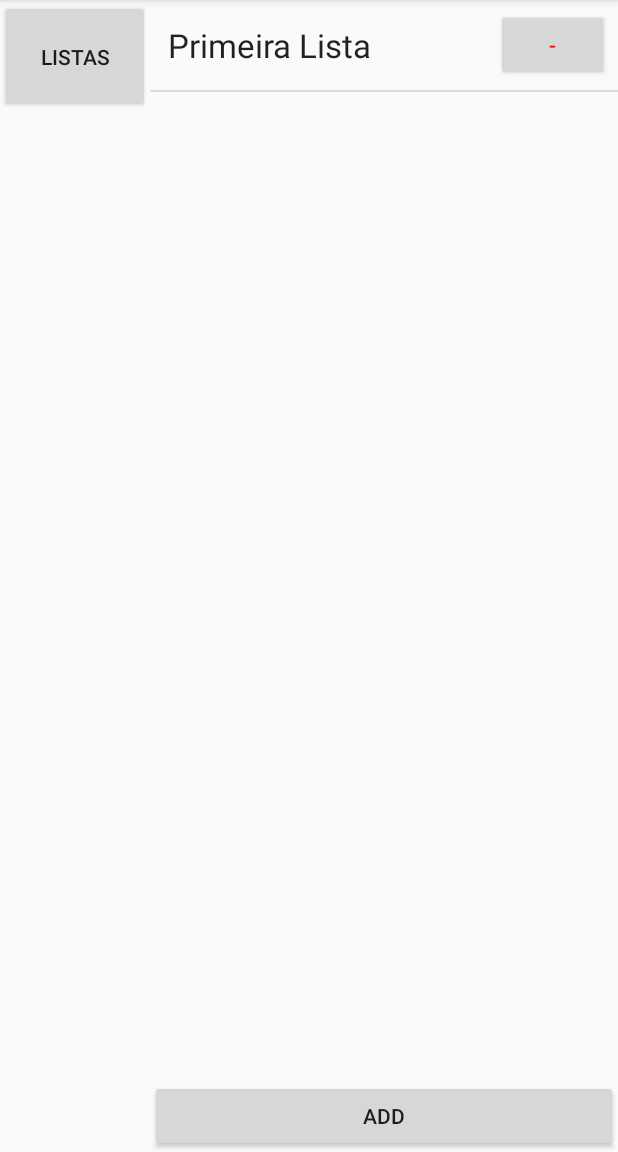
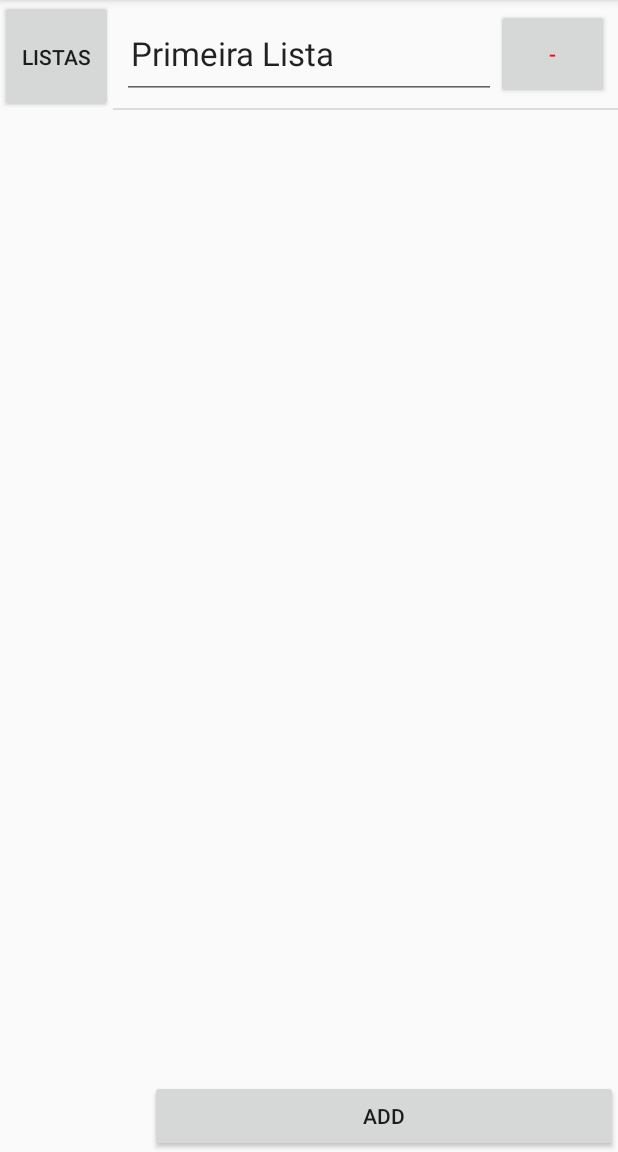
Before and after one commit to FlavioAirjan/ListaDeCompras, an Android app: the screen it shows after launch (MainActivity), on a phone screen of 412 x 824 dp, the part 84-1236 px from its top. Run offline under Robolectric (Android 15) with nearby library versions, the phone set to English and light mode, and no system bars.

Commit message:
Alterada forma de entrada de texto para o nome da lista e itens e das quantidades

```diff
--- a/app/src/main/AndroidManifest.xml
+++ b/app/src/main/AndroidManifest.xml
@@ -8,14 +8,16 @@
         android:label="@string/app_name"
         android:supportsRtl="true"
         android:theme="@style/AppTheme">
-        <activity android:name=".MainActivity">
+        <activity android:name=".MainActivity"
+            android:windowSoftInputMode="adjustPan">
             <intent-filter>
                 <action android:name="android.intent.action.MAIN" />
 
                 <category android:name="android.intent.category.LAUNCHER" />
             </intent-filter>
         </activity>
-        <activity android:name=".ListActivity">
+        <activity android:name=".ListActivity"
+            android:windowSoftInputMode="adjustPan">
             <intent-filter>
                 <action android:name="android.intent.action.listItens" />
                 <category android:name="android.intent.category.DEFAULT" />
--- a/app/src/main/java/com/listadecompras/listadecompras/CustomAdapterListaListas.java
+++ b/app/src/main/java/com/listadecompras/listadecompras/CustomAdapterListaListas.java
@@ -7,9 +7,11 @@ import android.content.Intent;
 import android.os.Handler;
 import android.text.InputType;
 import android.view.ContextThemeWrapper;
+import android.view.KeyEvent;
 import android.view.LayoutInflater;
 import android.view.View;
 import android.view.ViewGroup;
+import android.view.inputmethod.EditorInfo;
 import android.view.inputmethod.InputMethodManager;
 import android.widget.BaseAdapter;
 import android.widget.Button;
@@ -97,20 +99,20 @@ public class CustomAdapterListaListas extends BaseAdapter {
 
     public class Holder
     {
-        TextView name;
+        EditText name;
         Button menos;
     }
     @Override
-    public View getView(final int position, View convertView, ViewGroup parent) {
+    public View getView(final int position, final View convertView, ViewGroup parent) {
         // TODO Auto-generated method stub
         final Holder holder=new Holder();
-        View rowView;
+        final View rowView;
         rowView = inflater.inflate(R.layout.list_item_last_posts, null);
 
-        holder.name=(TextView) rowView.findViewById(R.id.nome_lista);
+        holder.name=(EditText) rowView.findViewById(R.id.nome_lista);
         holder.name.setText(pastaListas.getListaListas().get(position).getNome());
-        //holder.name.setFocusable(false);
-        //holder.name.setClickable(true);
+        holder.name.setFocusableInTouchMode(false);
+        holder.name.setClickable(true);
 
         holder.menos=(Button) rowView.findViewById(R.id.btn_menos_lista);
 
@@ -127,17 +129,59 @@ public class CustomAdapterListaListas extends BaseAdapter {
 
 
         rowView.findViewById(R.id.nome_lista).setOnLongClickListener(new View.OnLongClickListener(){
+
             public boolean onLongClick(View arg0) {
-                makeDialog(position);
+                //makeDialog(position);
+                //holder.name.findViewById(R.id.nome_lista).setFocusable(true);
+                //holder.name.findViewById(R.id.nome_lista).setClickable(false);
+                holder.name.setFocusableInTouchMode(true);
+                InputMethodManager imm = (InputMethodManager) context.getSystemService(Context.INPUT_METHOD_SERVICE);
+                imm.toggleSoftInput(InputMethodManager.SHOW_FORCED,0);
+                //holder.name.setPressed(true);
+                //holder.name.findViewById(R.id.nome_lista).setPressed(true);
+               // holder.name.findViewById(R.id.nome_lista).isInEditMode();
+
                 return true;
             }
         });
+
+
+        ((EditText) rowView.findViewById(R.id.nome_lista)).setOnEditorActionListener(
+                new EditText.OnEditorActionListener() {
+
+                    @Override
+                    public boolean onEditorAction(TextView v, int actionId, KeyEvent event) {
+                        if (actionId == EditorInfo.IME_ACTION_DONE || actionId == EditorInfo.IME_ACTION_NEXT) {
+
+                            // the user is done typing.
+                            pastaListas.getListaListas().get(position).setNome(v.getEditableText().toString());
+                            listActivity.notifyData();
+                            holder.name.setFocusableInTouchMode(false);
+                            InputMethodManager imm = (InputMethodManager) context.getSystemService(Context.INPUT_METHOD_SERVICE);
+                            imm.hideSoftInputFromWindow(rowView.getWindowToken(),0);
+                            //holder.name.findViewById(R.id.nome_lista).setClickable(true);
+                            return true; // consume.
+
+
+                        }
+                        return false;
+
+                    }
+                });
+
+
+
         rowView.findViewById(R.id.nome_lista).setOnClickListener(new View.OnClickListener() {
             @Override
             public void onClick(View v) {
                 //String item = pastaListas.getListaListas().get(position).getNome();//getListItens("NOVA").getListaItens().get(position).getNome();
                 //Toast.makeText(context, item, Toast.LENGTH_LONG).show();
-                listActivity.startActivity(position);
+                //holder.name.findViewById(R.id.nome_lista).setFocusable(true);
+                if(holder.name.isFocusableInTouchMode()) {
+
+                }else{
+                    listActivity.startActivity(position);
+                }
             }
         });
         /*click = 0;
--- a/app/src/main/res/layout/activity_main.xml
+++ b/app/src/main/res/layout/activity_main.xml
@@ -11,7 +11,7 @@ android:id = "@+id/container">
     android:id="@+id/list_last_posts"
     android:layout_width="match_parent"
     android:layout_height="460dp"
-        android:layout_marginLeft="100dp"></ListView>
+        android:layout_marginLeft="75dp"></ListView>
 
     <Button
         android:id="@+id/add_list_button"
@@ -24,7 +24,7 @@ android:id = "@+id/container">
 
     <Button
         android:id="@+id/menu_inicial"
-        android:layout_width="100dp"
+        android:layout_width="75dp"
         android:layout_height="75dp"
         android:text="Listas"
         android:layout_gravity="left|top"
--- a/app/src/main/res/layout/list_item_last_posts.xml
+++ b/app/src/main/res/layout/list_item_last_posts.xml
@@ -6,10 +6,10 @@
     android:padding="6dp" >
 
 
-    <TextView
+    <EditText
         android:id="@+id/nome_lista"
-        android:layout_width="0dp"
-        android:layout_height="wrap_content"
+        android:layout_width="60dp"
+        android:layout_height="60dp"
         android:layout_gravity="center_vertical"
         android:layout_weight="1.73"
         android:ellipsize="end"
@@ -22,7 +22,7 @@
     <Button
         android:id="@+id/btn_menos_lista"
         android:layout_width="75dp"
-        android:layout_height="wrap_content"
+        android:layout_height="60dp"
         android:layout_gravity="center_vertical"
         android:text="-"
         android:textColor="#f50a0a" />
--- a/app/src/main/res/layout/lista_compras.xml
+++ b/app/src/main/res/layout/lista_compras.xml
@@ -10,14 +10,14 @@
         android:layout_width="fill_parent"
         android:layout_height="75dip"
         android:gravity="center"
-        android:layout_marginLeft="100dp">
+        android:layout_marginLeft="75dp">
     </TextView>
 
     <ListView
         android:id="@+id/list_itens"
         android:layout_width="wrap_content"
         android:layout_height="366dp"
-        android:layout_marginLeft="100dp"
+        android:layout_marginLeft="0dp"
         android:layout_gravity="right|center_vertical"></ListView>
 
     <Button
@@ -31,7 +31,7 @@
 
     <Button
         android:id="@+id/menu_inicial"
-        android:layout_width="100dp"
+        android:layout_width="75dp"
         android:layout_height="75dp"
         android:text="Listas"
         android:layout_gravity="left|top"
```
Also changed, not shown: app/src/main/java/com/listadecompras/listadecompras/CustomAdapterListaItens.java (+106 -10 lines), app/src/main/java/com/listadecompras/listadecompras/Item.java (+14 -0 lines), app/src/main/res/layout/edit_text_name.xml (deleted, +0 -17 lines), app/src/main/res/layout/lista_itens.xml (+20 -7 lines).
